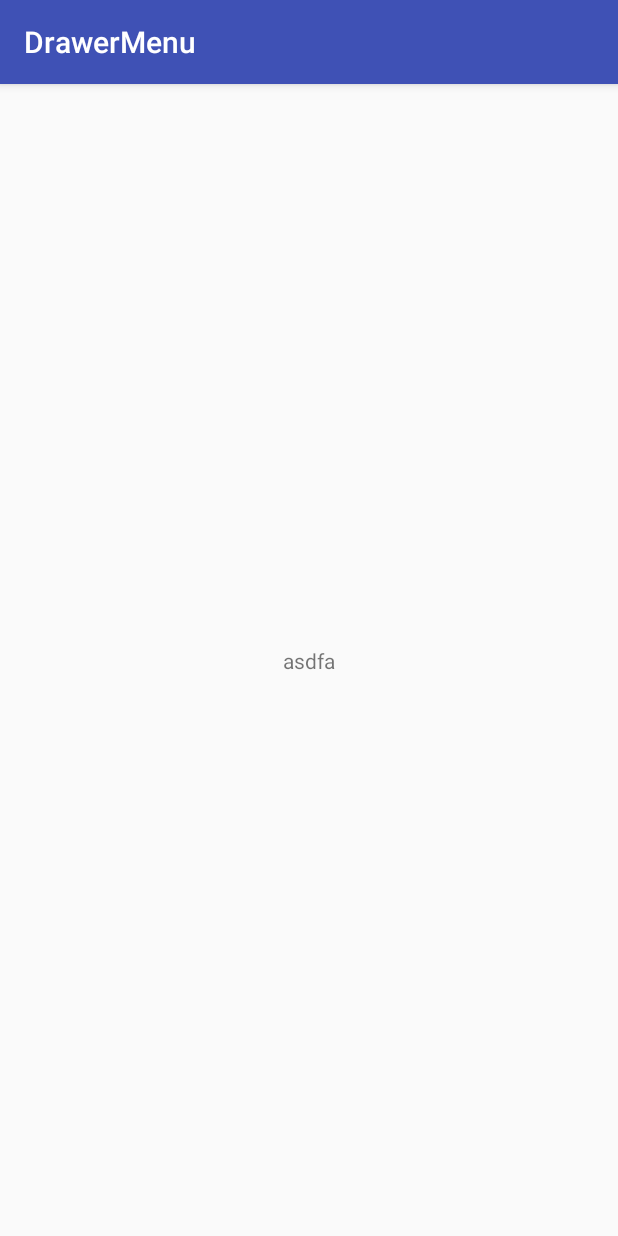
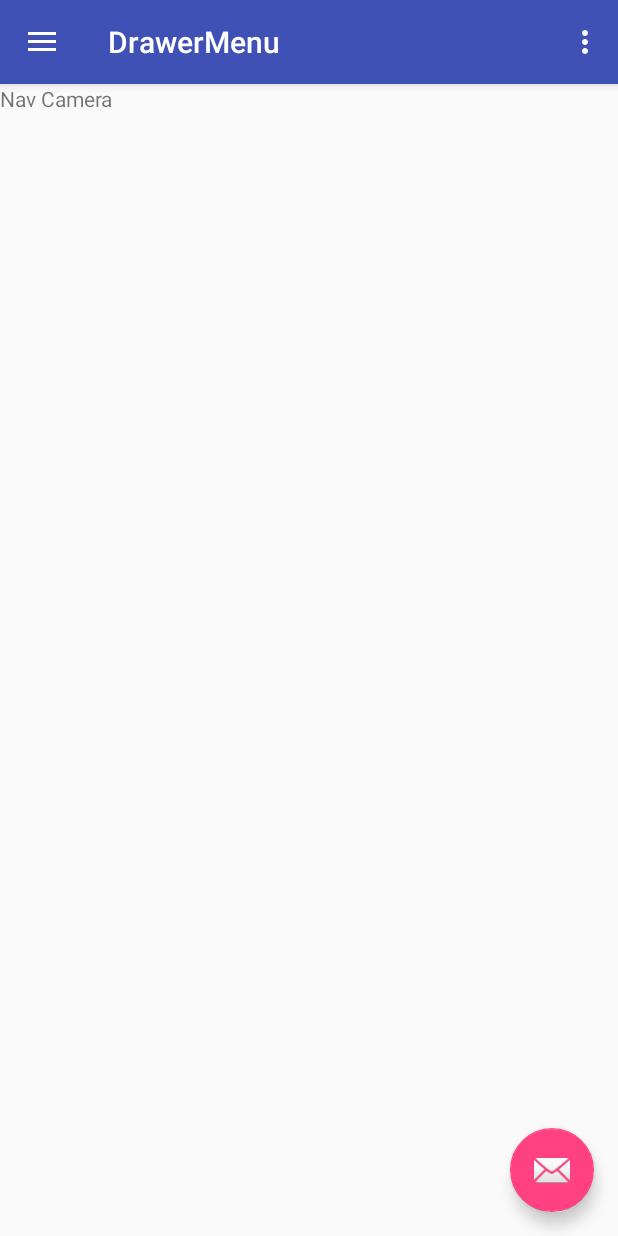
Before and after one commit to pawel-schmidt/drawer-menu, an Android app: the screen it shows after launch (ImportActivity before the commit, MainActivity after it), after a tap on "Import", on a phone screen of 412 x 824 dp. Run offline under Robolectric (Android 15) with nearby library versions, the phone set to English and light mode, and no system bars; 1 other tap on this screen came first.

Commit message:
Added fragments

```diff
--- a/app/src/main/AndroidManifest.xml
+++ b/app/src/main/AndroidManifest.xml
@@ -22,8 +22,6 @@
                 <category android:name="android.intent.category.LAUNCHER"/>
             </intent-filter>
         </activity>
-        <activity android:name=".ImportActivity">
-        </activity>
     </application>
 
 </manifest>
--- a/app/src/main/java/com/example/pawelschmidt/drawermenu/ImportActivity.java
+++ /dev/null
@@ -1,24 +0,0 @@
-package com.example.pawelschmidt.drawermenu;
-
-import android.content.Context;
-import android.content.Intent;
-import android.support.v7.app.AppCompatActivity;
-import android.os.Bundle;
-import android.widget.TextView;
-
-public class ImportActivity extends AppCompatActivity {
-
-    public static Intent newIntent(final Context context) {
-        return new Intent(context, ImportActivity.class);
-    }
-
-    @Override
-    protected void onCreate(Bundle savedInstanceState) {
-        super.onCreate(savedInstanceState);
-        setContentView(R.layout.activity_import);
-
-        final TextView textView = (TextView) findViewById(R.id.text);
-        textView.setText("asdfa");
-
-    }
-}
--- /dev/null
+++ b/app/src/main/java/com/example/pawelschmidt/drawermenu/ImportFragment.java
@@ -0,0 +1,55 @@
+package com.example.pawelschmidt.drawermenu;
+
+import android.content.Context;
+import android.net.Uri;
+import android.os.Bundle;
+import android.support.annotation.Nullable;
+import android.support.v4.app.Fragment;
+import android.view.LayoutInflater;
+import android.view.View;
+import android.view.ViewGroup;
+import android.widget.TextView;
+
+public class ImportFragment extends Fragment {
+    private static final String ARG_PARAM1 = "param1";
+    private static final String ARG_PARAM2 = "param2";
+
+    private String mParam1;
+    private String mParam2;
+
+    public ImportFragment() {
+        // Required empty public constructor
+    }
+
+    public static ImportFragment newInstance(String param1, String param2) {
+        ImportFragment fragment = new ImportFragment();
+        Bundle args = new Bundle();
+        args.putString(ARG_PARAM1, param1);
+        args.putString(ARG_PARAM2, param2);
+        fragment.setArguments(args);
+        return fragment;
+    }
+
+    @Override
+    public void onCreate(Bundle savedInstanceState) {
+        super.onCreate(savedInstanceState);
+        if (getArguments() != null) {
+            mParam1 = getArguments().getString(ARG_PARAM1);
+            mParam2 = getArguments().getString(ARG_PARAM2);
+        }
+    }
+
+    @Override
+    public View onCreateView(LayoutInflater inflater, ViewGroup container,
+                             Bundle savedInstanceState) {
+        // Inflate the layout for this fragment
+        return inflater.inflate(R.layout.fragment_import, container, false);
+    }
+
+    @Override
+    public void onViewCreated(final View view, @Nullable final Bundle savedInstanceState) {
+        super.onViewCreated(view, savedInstanceState);
+        final TextView text = view.findViewById(R.id.text);
+        text.setText(mParam1 + " " + mParam2);
+    }
+}
--- a/app/src/main/java/com/example/pawelschmidt/drawermenu/MainActivity.java
+++ b/app/src/main/java/com/example/pawelschmidt/drawermenu/MainActivity.java
@@ -5,6 +5,7 @@ import android.os.Bundle;
 import android.support.annotation.Nullable;
 import android.support.design.widget.FloatingActionButton;
 import android.support.design.widget.Snackbar;
+import android.support.v4.app.FragmentManager;
 import android.view.View;
 import android.support.design.widget.NavigationView;
 import android.support.v4.view.GravityCompat;
@@ -86,11 +87,20 @@ public class MainActivity extends AppCompatActivity
         int id = item.getItemId();
 
         if (id == R.id.nav_camera) {
-            startActivity(ImportActivity.newIntent(this));
+            getSupportFragmentManager()
+                    .beginTransaction()
+                    .replace(R.id.container, ImportFragment.newInstance("Nav", "Camera"))
+                    .commit();
         } else if (id == R.id.nav_gallery) {
-
+            getSupportFragmentManager()
+                    .beginTransaction()
+                    .replace(R.id.container, GalleryFragment.newInstance())
+                    .commit();
         } else if (id == R.id.nav_slideshow) {
-
+            getSupportFragmentManager()
+                    .beginTransaction()
+                    .replace(R.id.container, ImportFragment.newInstance("Nav", "Slideshow"))
+                    .commit();
         } else if (id == R.id.nav_manage) {
 
         } else if (id == R.id.nav_share) {
--- a/app/src/main/res/layout/activity_import.xml
+++ /dev/null
@@ -1,22 +0,0 @@
-<?xml version="1.0" encoding="utf-8"?>
-<android.support.constraint.ConstraintLayout
-    xmlns:android="http://schemas.android.com/apk/res/android"
-    xmlns:app="http://schemas.android.com/apk/res-auto"
-    xmlns:tools="http://schemas.android.com/tools"
-    android:layout_width="match_parent"
-    android:layout_height="match_parent"
-    tools:context="com.example.pawelschmidt.drawermenu.ImportActivity"
-    >
-
-    <TextView
-        android:id="@+id/text"
-        android:layout_width="wrap_content"
-        android:layout_height="wrap_content"
-        android:text="ImportActivity"
-        app:layout_constraintBottom_toBottomOf="parent"
-        app:layout_constraintLeft_toLeftOf="parent"
-        app:layout_constraintRight_toRightOf="parent"
-        app:layout_constraintTop_toTopOf="parent"
-        />
-
-</android.support.constraint.ConstraintLayout>
--- /dev/null
+++ b/app/src/main/res/layout/fragment_import.xml
@@ -0,0 +1,16 @@
+<FrameLayout xmlns:android="http://schemas.android.com/apk/res/android"
+             xmlns:tools="http://schemas.android.com/tools"
+             android:layout_width="match_parent"
+             android:layout_height="match_parent"
+             tools:context="com.example.pawelschmidt.drawermenu.ImportFragment"
+    >
+
+    <!-- TODO: Update blank fragment layout -->
+    <TextView
+        android:id="@+id/text"
+        android:layout_width="match_parent"
+        android:layout_height="match_parent"
+        android:text="@string/hello_blank_fragment"
+        />
+
+</FrameLayout>
--- a/app/src/main/res/values/strings.xml
+++ b/app/src/main/res/values/strings.xml
@@ -6,4 +6,7 @@
 
     <string name="action_settings">Settings</string>
     <string name="action_logout">Logout</string>
+
+    <!-- TODO: Remove or change this placeholder text -->
+    <string name="hello_blank_fragment">Hello blank fragment</string>
 </resources>
```
Also changed, not shown: app/src/main/java/com/example/pawelschmidt/drawermenu/GalleryFragment.java (added, +27 -0 lines), app/src/main/res/layout/content_main.xml (+3 -17 lines), app/src/main/res/layout/fragment_gallery.xml (added, +14 -0 lines).
